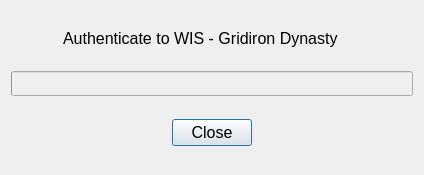
Above: UI/mark_watchlist_potential.ui from ebzimny01/gd-recruit before the change. Below: the same form after it.
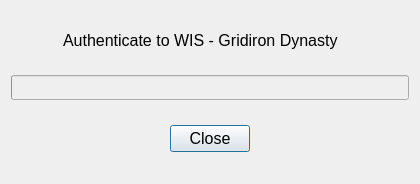
That is the form after the change. Icons and pictures are not drawn.

What changed in the file:
```diff
--- a/UI/mark_watchlist_potential.ui
+++ b/UI/mark_watchlist_potential.ui
@@ -10,9 +10,27 @@
     <x>0</x>
     <y>0</y>
     <width>420</width>
-    <height>175</height>
+    <height>184</height>
    </rect>
   </property>
+  <property name="sizePolicy">
+   <sizepolicy hsizetype="Fixed" vsizetype="Fixed">
+    <horstretch>0</horstretch>
+    <verstretch>0</verstretch>
+   </sizepolicy>
+  </property>
+  <property name="minimumSize">
+   <size>
+    <width>420</width>
+    <height>184</height>
+   </size>
+  </property>
+  <property name="maximumSize">
+   <size>
+    <width>420</width>
+    <height>184</height>
+   </size>
+  </property>
   <property name="font">
    <font>
     <family>Arial</family>
```
Left out of the diff: 20 changed lines with no effect on the pictures.
